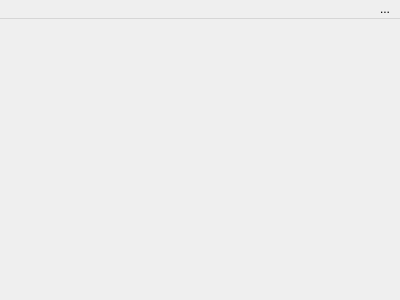
This is src/View/MainWindow.ui in sergsave/MagicCubiano as Qt 5 draws it before an edit. The edited form follows.
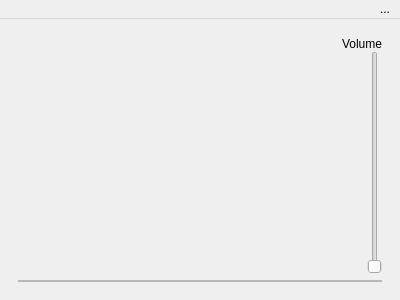
This is the edited form. Custom widgets are drawn as their Qt base class.

Commit message: Replace models. Add volume control.

The edit to the form file:
```diff
--- a/src/View/MainWindow.ui
+++ b/src/View/MainWindow.ui
@@ -23,10 +23,65 @@
       <widget class="QWidget" name="presetsPage">
        <layout class="QVBoxLayout" name="verticalLayout_3" stretch="1,0">
         <item>
-         <widget class="QWidget" name="notificationWidget" native="true"/>
+         <layout class="QHBoxLayout" name="horizontalLayout" stretch="1,0">
+          <property name="spacing">
+           <number>0</number>
+          </property>
+          <item>
+           <widget class="QWidget" name="notificationWidget" native="true"/>
+          </item>
+          <item>
+           <layout class="QVBoxLayout" name="verticalLayout_4">
+            <item>
+             <widget class="QLabel" name="volumeLabel">
+              <property name="text">
+               <string>Volume</string>
+              </property>
+             </widget>
+            </item>
+            <item alignment="Qt::AlignRight">
+             <widget class="QSlider" name="volumeSlider">
+              <property name="maximum">
+               <number>100</number>
+              </property>
+              <property name="orientation">
+               <enum>Qt::Vertical</enum>
+              </property>
+             </widget>
+            </item>
+           </layout>
+          </item>
+         </layout>
         </item>
         <item>
-         <widget class="PresetSelectionWidget" name="presetSelectionWidget" native="true"/>
+         <widget class="QFrame" name="frame">
+          <property name="frameShape">
+           <enum>QFrame::StyledPanel</enum>
+          </property>
+          <property name="frameShadow">
+           <enum>QFrame::Raised</enum>
+          </property>
+          <layout class="QVBoxLayout" name="verticalLayout_5">
+           <property name="spacing">
+            <number>0</number>
+           </property>
+           <property name="leftMargin">
+            <number>0</number>
+           </property>
+           <property name="topMargin">
+            <number>0</number>
+           </property>
+           <property name="rightMargin">
+            <number>0</number>
+           </property>
+           <property name="bottomMargin">
+            <number>0</number>
+           </property>
+           <item>
+            <widget class="PresetSelectionWidget" name="presetSelectionWidget" native="true"/>
+           </item>
+          </layout>
+         </widget>
         </item>
        </layout>
       </widget>
```
Left out of the diff: 13 changed lines with no effect on the pictures. The commit also changes 15 other files.
